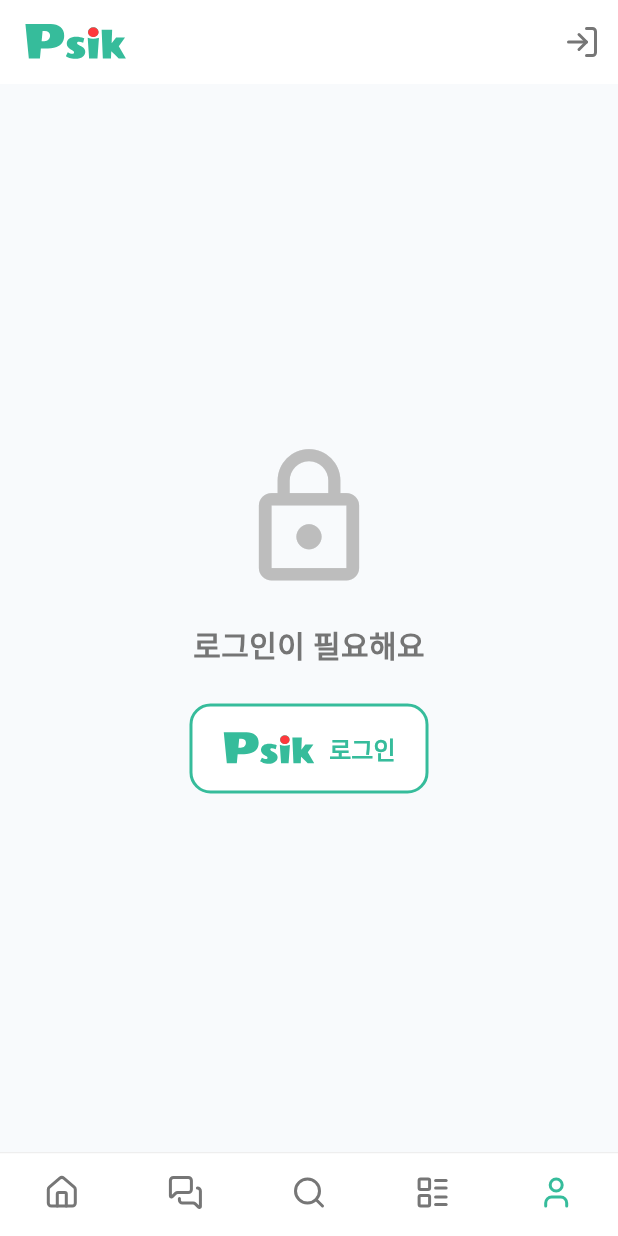
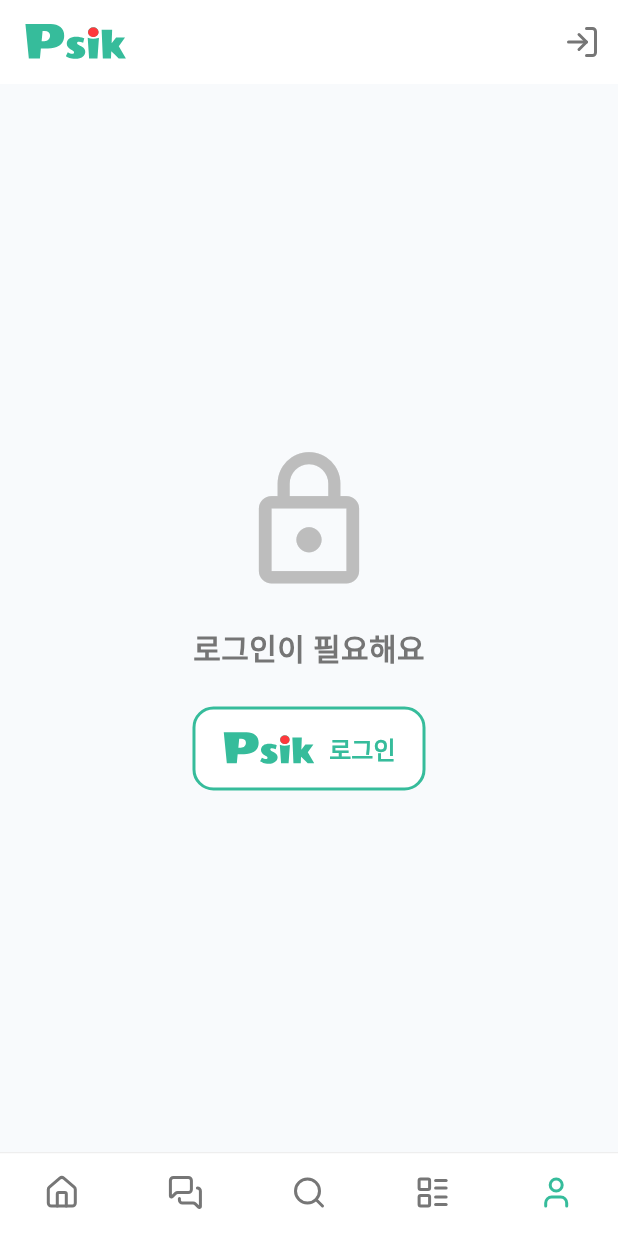
Before and after one commit to ZeroZoa/Project_Psik_Frontend, a Flutter app: the MypageScreen screen opened by its route, on a phone screen of 412 x 824 dp. Run offline on Flutter 3.47's test engine with Material 3 defaults, Android fonts, the light colour scheme and no system bars; our stand-ins replace dio, fl_chart, flutter_secure_storage, flutter_svg, go_router, image_picker and 2 more; missing offline and left inert: universal_html; accounts and stored records are empty; network calls fail; Roboto replaces fonts that are missing (Pretender).

Commit message:
fix: mypage, diary페이지 로그인 버튼 크기 수정

```diff
--- a/lib/features/diary/presentation/view/skin_diary_screen.dart
+++ b/lib/features/diary/presentation/view/skin_diary_screen.dart
@@ -426,7 +426,7 @@ class _SkinDiaryScreenState extends State<SkinDiaryScreen> {
                     side: const BorderSide(color: AppColors.primary, width: 2),
                   )),
                   padding: WidgetStateProperty.all(
-                    const EdgeInsets.symmetric(horizontal: 22, vertical: 12),
+                    const EdgeInsets.symmetric(horizontal: 20, vertical: 10),
                   ),
                   elevation: WidgetStateProperty.all(0),
                   shadowColor: WidgetStateProperty.all(Colors.transparent),
--- a/lib/features/mypage/presentation/view/mypage_screen.dart
+++ b/lib/features/mypage/presentation/view/mypage_screen.dart
@@ -137,7 +137,7 @@ class _MypageScreenState extends State<MypageScreen> {
                     side: const BorderSide(color: AppColors.primary, width: 2),
                   )),
                   padding: WidgetStateProperty.all(
-                    const EdgeInsets.symmetric(horizontal: 22, vertical: 12),
+                    const EdgeInsets.symmetric(horizontal: 20, vertical: 10),
                   ),
                   elevation: WidgetStateProperty.all(0),
                   shadowColor: WidgetStateProperty.all(Colors.transparent),
```
